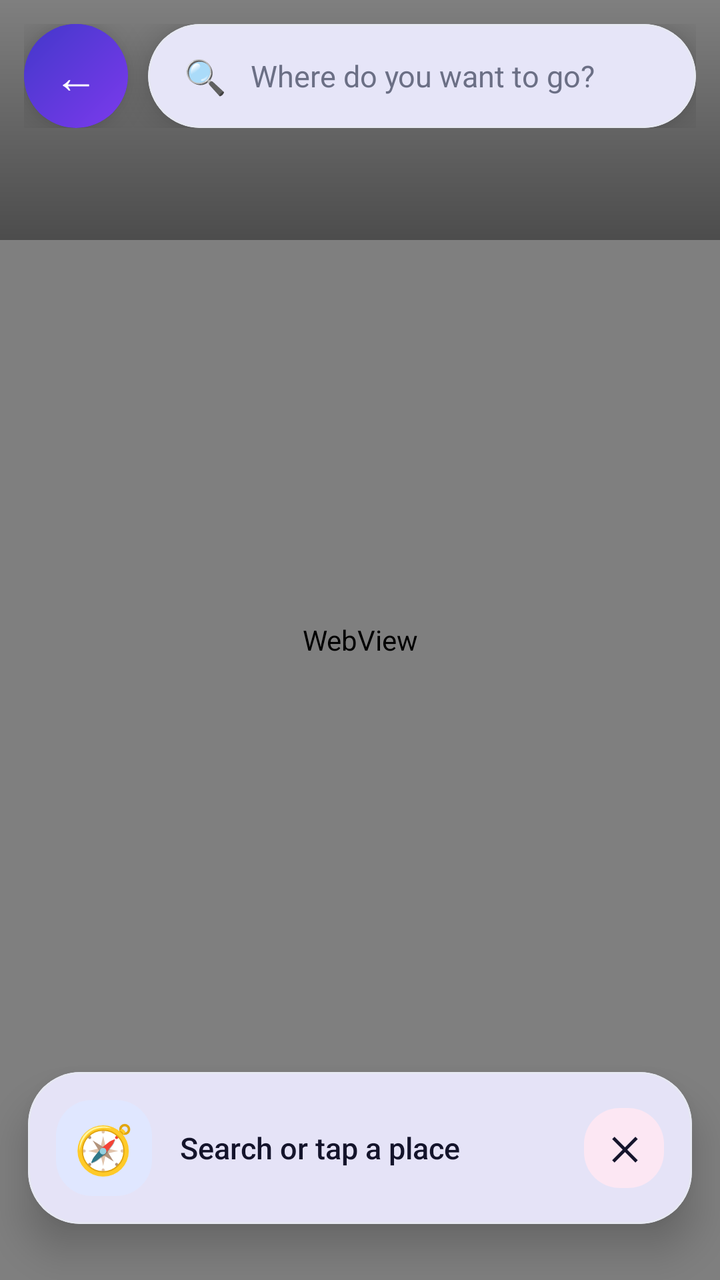
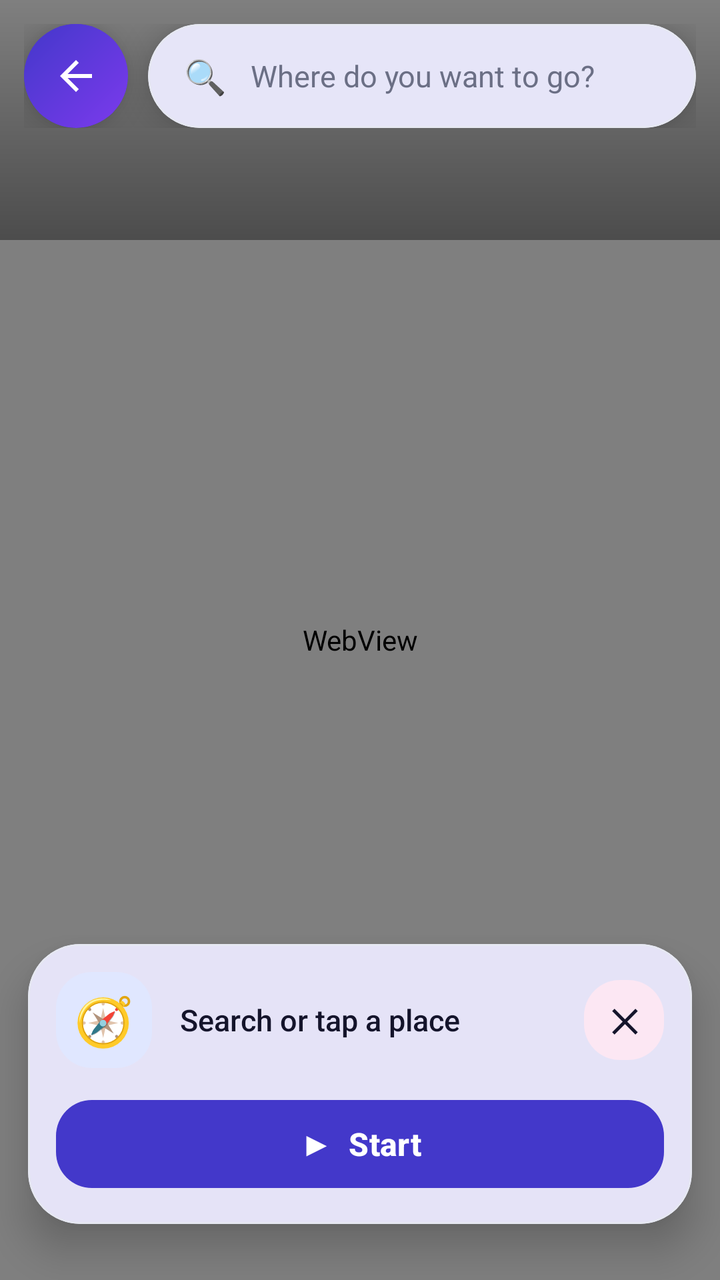

An Android layout rendered at two revisions. The XML below is the earlier revision; the diff shows what the commit changed to produce the second picture.
<!-- AndroidManifest.xml: application theme Theme.DSCENavigator -->
<!-- res/layout/activity_campus3d.xml -->
<?xml version="1.0" encoding="utf-8"?>
<FrameLayout xmlns:android="http://schemas.android.com/apk/res/android"
    xmlns:app="http://schemas.android.com/apk/res-auto"
    android:layout_width="match_parent"
    android:layout_height="match_parent">

    <WebView
        android:id="@+id/web"
        android:layout_width="match_parent"
        android:layout_height="match_parent" />

    
    <View
        android:layout_width="match_parent"
        android:layout_height="120dp"
        android:layout_gravity="top"
        android:background="@drawable/bg_scrim_top" />

    
    <LinearLayout
        android:layout_width="match_parent"
        android:layout_height="wrap_content"
        android:layout_gravity="top"
        android:fitsSystemWindows="true"
        android:gravity="center_vertical"
        android:orientation="horizontal"
        android:padding="12dp">

        <com.google.android.material.card.MaterialCardView
            android:id="@+id/btnBack"
            android:layout_width="52dp"
            android:layout_height="52dp"
            android:clickable="true"
            android:focusable="true"
            app:cardBackgroundColor="@color/app_primary"
            app:cardCornerRadius="26dp"
            app:cardElevation="10dp"
            app:strokeWidth="0dp">

            <TextView
                android:layout_width="match_parent"
                android:layout_height="match_parent"
                android:background="@drawable/bg_header"
                android:gravity="center"
                android:text="←"
                android:textColor="#FFFFFF"
                android:textSize="22sp" />
        </com.google.android.material.card.MaterialCardView>

        <com.google.android.material.card.MaterialCardView
            android:layout_width="0dp"
            android:layout_height="52dp"
            android:layout_marginStart="10dp"
            android:layout_weight="1"
            app:cardBackgroundColor="@color/app_card"
            app:cardCornerRadius="26dp"
            app:cardElevation="10dp"
            app:strokeColor="@color/card_stroke"
            app:strokeWidth="1dp">

            <LinearLayout
                android:layout_width="match_parent"
                android:layout_height="match_parent"
                android:gravity="center_vertical"
                android:orientation="horizontal"
                android:paddingStart="18dp"
                android:paddingEnd="8dp">

                <TextView
                    android:layout_width="wrap_content"
                    android:layout_height="wrap_content"
                    android:text="🔍"
                    android:textSize="17sp" />

                <AutoCompleteTextView
                    android:id="@+id/searchBox"
                    android:layout_width="0dp"
                    android:layout_height="match_parent"
                    android:layout_weight="1"
                    android:background="@null"
                    android:hint="Where do you want to go?"
                    android:imeOptions="actionDone"
                    android:inputType="text"
                    android:maxLines="1"
                    android:paddingStart="12dp"
                    android:paddingEnd="12dp"
                    android:popupBackground="@color/app_card"
                    android:textColor="@color/app_text"
                    android:textColorHint="@color/app_text_secondary"
                    android:textSize="15sp" />
            </LinearLayout>
        </com.google.android.material.card.MaterialCardView>
    </LinearLayout>

    
    <com.google.android.material.card.MaterialCardView
        android:layout_width="match_parent"
        android:layout_height="wrap_content"
        android:layout_gravity="bottom"
        android:layout_marginStart="14dp"
        android:layout_marginEnd="14dp"
        android:layout_marginBottom="28dp"
        app:cardBackgroundColor="@color/app_card"
        app:cardCornerRadius="26dp"
        app:cardElevation="12dp"
        app:strokeColor="@color/card_stroke"
        app:strokeWidth="1dp">

        <LinearLayout
            android:layout_width="match_parent"
            android:layout_height="wrap_content"
            android:gravity="center_vertical"
            android:orientation="horizontal"
            android:padding="14dp">

            <TextView
                android:layout_width="48dp"
                android:layout_height="48dp"
                android:background="@drawable/bg_icon_blue"
                android:gravity="center"
                android:text="🧭"
                android:textSize="24sp" />

            <TextView
                android:id="@+id/infoText"
                android:layout_width="0dp"
                android:layout_height="wrap_content"
                android:layout_marginStart="14dp"
                android:layout_weight="1"
                android:fontFamily="sans-serif-medium"
                android:lineSpacingExtra="2dp"
                android:text="Search or tap a place"
                android:textColor="@color/app_text"
                android:textSize="15sp" />

            <TextView
                android:id="@+id/btnClear"
                android:layout_width="40dp"
                android:layout_height="40dp"
                android:layout_marginStart="8dp"
                android:background="@drawable/bg_icon_pink"
                android:clickable="true"
                android:contentDescription="Clear route"
                android:focusable="true"
                android:gravity="center"
                android:text="✕"
                android:textColor="@color/app_text"
                android:textSize="16sp"
                android:textStyle="bold" />
        </LinearLayout>
    </com.google.android.material.card.MaterialCardView>

</FrameLayout>
<!-- resources referenced by this layout -->
<resources>
  <color name="app_card">#FFFFFF</color>
  <color name="app_primary">#4338CA</color>
  <color name="app_text">#14142B</color>
  <color name="app_text_secondary">#6B6F85</color>
  <color name="card_stroke">#E6E8F2</color>
  <!-- drawable bg_header (drawable) -->
  <?xml version="1.0" encoding="utf-8"?>
  <shape xmlns:android="http://schemas.android.com/apk/res/android" android:shape="rectangle">
      <gradient
          android:angle="315"
          android:endColor="@color/header_end"
          android:startColor="@color/header_start"
          android:type="linear" />
      <corners
          android:bottomLeftRadius="36dp"
          android:bottomRightRadius="36dp" />
  </shape>
  <!-- drawable bg_icon_blue (drawable) -->
  <?xml version="1.0" encoding="utf-8"?>
  <shape xmlns:android="http://schemas.android.com/apk/res/android" android:shape="rectangle">
      <solid android:color="@color/tint_blue_bg" />
      <corners android:radius="18dp" />
  </shape>
  <!-- drawable bg_icon_pink (drawable) -->
  <?xml version="1.0" encoding="utf-8"?>
  <shape xmlns:android="http://schemas.android.com/apk/res/android" android:shape="rectangle">
      <solid android:color="@color/tint_pink_bg" />
      <corners android:radius="18dp" />
  </shape>
  <!-- drawable bg_scrim_top (drawable) -->
  <?xml version="1.0" encoding="utf-8"?>
  <shape xmlns:android="http://schemas.android.com/apk/res/android" android:shape="rectangle">
      <gradient android:angle="270" android:startColor="#00000000" android:endColor="#66000000" />
  </shape>
  <style name="Theme.DSCENavigator" parent="Base.Theme.DSCENavigator" />
  <color name="header_end">#7C3AED</color>
  <color name="header_start">#4338CA</color>
  <color name="tint_blue_bg">#E0E7FF</color>
  <color name="tint_pink_bg">#FCE7F3</color>
  <style name="Base.Theme.DSCENavigator" parent="Theme.Material3.DayNight.NoActionBar">
          <item name="colorPrimary">@color/app_primary</item>
          <item name="colorOnPrimary">@color/white</item>
          <item name="colorSecondary">@color/header_end</item>
          <item name="colorSurface">@color/app_card</item>
          <item name="colorOnSurface">@color/app_text</item>
          <item name="android:windowBackground">@color/app_background</item>
          <item name="android:windowLightStatusBar">false</item>
          <item name="android:statusBarColor">@android:color/transparent</item>
      </style>
  <color name="white">#FFFFFFFF</color>
  <color name="app_background">#F4F5FB</color>
</resources>

<!-- the commit's change to res/layout/activity_campus3d.xml (unified diff, before → after) -->
@@ -37,14 +37,18 @@
             app:cardElevation="10dp"
             app:strokeWidth="0dp">
 
-            <TextView
+            <FrameLayout
                 android:layout_width="match_parent"
                 android:layout_height="match_parent"
-                android:background="@drawable/bg_header"
-                android:gravity="center"
-                android:text="←"
-                android:textColor="#FFFFFF"
-                android:textSize="22sp" />
+                android:background="@drawable/bg_header">
+
+                <ImageView
+                    android:layout_width="24dp"
+                    android:layout_height="24dp"
+                    android:layout_gravity="center"
+                    android:contentDescription="Back"
+                    android:src="@drawable/ic_back_arrow" />
+            </FrameLayout>
         </com.google.android.material.card.MaterialCardView>
 
         <com.google.android.material.card.MaterialCardView
@@ -109,44 +113,63 @@
         <LinearLayout
             android:layout_width="match_parent"
             android:layout_height="wrap_content"
-            android:gravity="center_vertical"
-            android:orientation="horizontal"
+            android:orientation="vertical"
             android:padding="14dp">
 
-            <TextView
-                android:layout_width="48dp"
-                android:layout_height="48dp"
-                android:background="@drawable/bg_icon_blue"
-                android:gravity="center"
-                android:text="🧭"
-                android:textSize="24sp" />
+            <LinearLayout
+                android:layout_width="match_parent"
+                android:layout_height="wrap_content"
+                android:gravity="center_vertical"
+                android:orientation="horizontal">
 
-            <TextView
-                android:id="@+id/infoText"
-                android:layout_width="0dp"
-                android:layout_height="wrap_content"
-                android:layout_marginStart="14dp"
-                android:layout_weight="1"
-                android:fontFamily="sans-serif-medium"
-                android:lineSpacingExtra="2dp"
-                android:text="Search or tap a place"
-                android:textColor="@color/app_text"
-                android:textSize="15sp" />
+                <TextView
+                    android:layout_width="48dp"
+                    android:layout_height="48dp"
+                    android:background="@drawable/bg_icon_blue"
+                    android:gravity="center"
+                    android:text="🧭"
+                    android:textSize="24sp" />
 
-            <TextView
-                android:id="@+id/btnClear"
-                android:layout_width="40dp"
-                android:layout_height="40dp"
-                android:layout_marginStart="8dp"
-                android:background="@drawable/bg_icon_pink"
-                android:clickable="true"
-                android:contentDescription="Clear route"
-                android:focusable="true"
-                android:gravity="center"
-                android:text="✕"
-                android:textColor="@color/app_text"
+                <TextView
+                    android:id="@+id/infoText"
+                    android:layout_width="0dp"
+                    android:layout_height="wrap_content"
+                    android:layout_marginStart="14dp"
+                    android:layout_weight="1"
+                    android:fontFamily="sans-serif-medium"
+                    android:lineSpacingExtra="2dp"
+                    android:text="Search or tap a place"
+                    android:textColor="@color/app_text"
+                    android:textSize="15sp" />
+
+                <TextView
+                    android:id="@+id/btnClear"
+                    android:layout_width="40dp"
+                    android:layout_height="40dp"
+                    android:layout_marginStart="8dp"
+                    android:background="@drawable/bg_icon_pink"
+                    android:clickable="true"
+                    android:contentDescription="Clear route"
+                    android:focusable="true"
+                    android:gravity="center"
+                    android:text="✕"
+                    android:textColor="@color/app_text"
+                    android:textSize="16sp"
+                    android:textStyle="bold" />
+            </LinearLayout>
+
+            <com.google.android.material.button.MaterialButton
+                android:id="@+id/btnStart"
+                android:layout_width="match_parent"
+                android:layout_height="52dp"
+                android:layout_marginTop="12dp"
+                android:text="▶  Start"
+                android:textAllCaps="false"
+                android:textColor="#FFFFFF"
                 android:textSize="16sp"
-                android:textStyle="bold" />
+                android:textStyle="bold"
+                app:backgroundTint="@color/app_primary"
+                app:cornerRadius="18dp" />
         </LinearLayout>
     </com.google.android.material.card.MaterialCardView>
 
<!-- resource entries referenced after the edit -->
@@ -34,6 +34,17 @@
   <shape xmlns:android="http://schemas.android.com/apk/res/android" android:shape="rectangle">
       <gradient android:angle="270" android:startColor="#00000000" android:endColor="#66000000" />
   </shape>
+  <!-- drawable ic_back_arrow (drawable) -->
+  <?xml version="1.0" encoding="utf-8"?>
+  <vector xmlns:android="http://schemas.android.com/apk/res/android"
+      android:width="24dp"
+      android:height="24dp"
+      android:viewportWidth="24"
+      android:viewportHeight="24">
+      <path
+          android:fillColor="#FFFFFF"
+          android:pathData="M20,11H7.83l5.59,-5.59L12,4l-8,8 8,8 1.41,-1.41L7.83,13H20v-2z" />
+  </vector>
   <style name="Theme.DSCENavigator" parent="Base.Theme.DSCENavigator" />
   <color name="header_end">#7C3AED</color>
   <color name="header_start">#4338CA</color>
